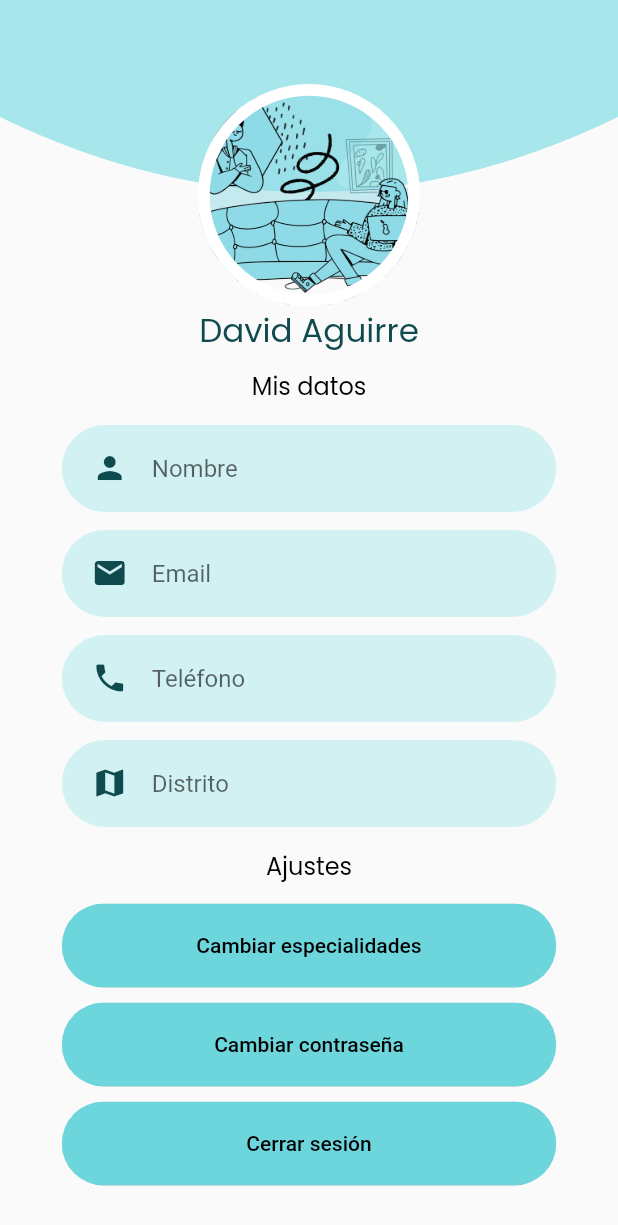
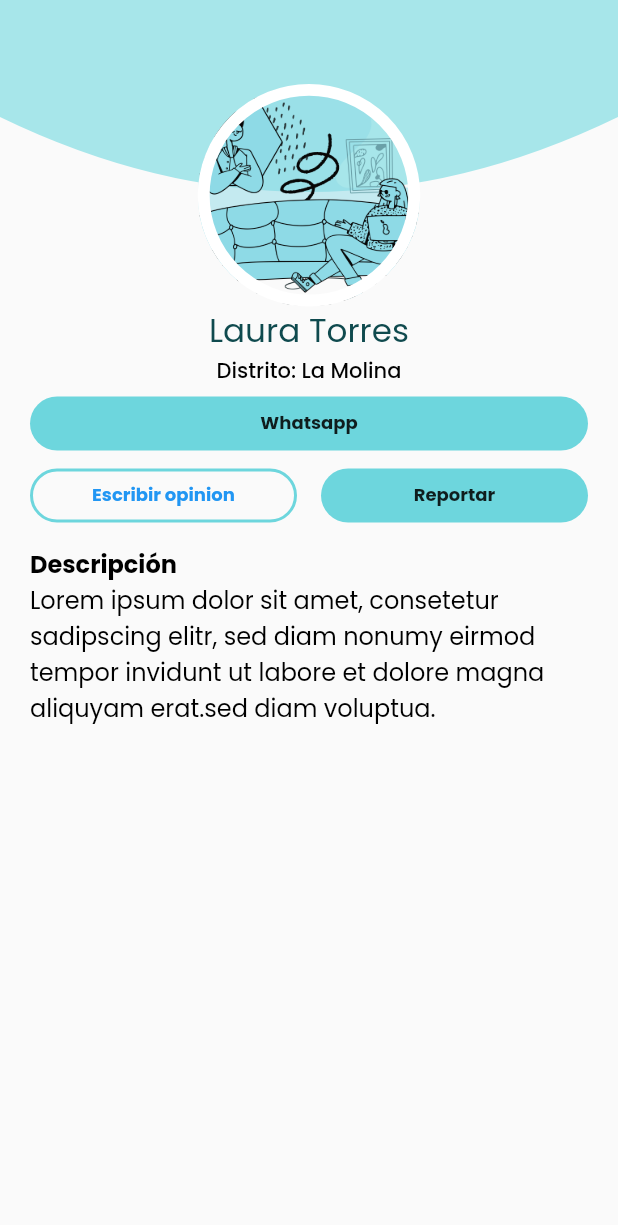
Before and after one commit to gabo197/sba_app, a Flutter app: the ProfileScreen screen opened directly, on a phone screen of 412 x 824 dp. Shown: the top 1225 px of the screen. Run offline on Flutter 3.47's test engine with Material 2 defaults, Android fonts, the light colour scheme and no system bars; our stand-ins replace flutter_svg, google_fonts, shared_preferences, smooth_page_indicator; accounts and stored records are empty; network calls fail.

Commit message:
Added profile screen

```diff
--- a/lib/screens/home.dart
+++ b/lib/screens/home.dart
@@ -3,7 +3,7 @@ import 'package:provider/provider.dart';
 
 import '../models/models.dart';
 import 'home_screen.dart';
-import 'customer_profile_screen.dart';
+import 'screens.dart';
 
 class Home extends StatefulWidget {
   static MaterialPage page(int currentTab) {
@@ -30,7 +30,7 @@ class Home extends StatefulWidget {
 class _HomeState extends State<Home> {
   static List<Widget> pages = <Widget>[
     HomeScreen(),
-    CustomerProfileScreen(),
+    ProfileScreen(),
   ];
 
   @override
--- /dev/null
+++ b/lib/screens/profile_screen.dart
@@ -0,0 +1,129 @@
+import 'package:flutter/material.dart';
+import 'package:sba_app/components/info.dart';
+import 'package:sba_app/sba_theme.dart';
+import '../components/components.dart';
+//import 'package:smooth_star_rating/smooth_star_rating.dart';
+
+class ProfileScreen extends StatelessWidget {
+  const ProfileScreen({Key? key}) : super(key: key);
+
+  @override
+  Widget build(BuildContext context) {
+    var name = "";
+    var email = "";
+    var telefono = "";
+    var distrito = "";
+
+    return Scaffold(
+        body: SafeArea(
+            child: SingleChildScrollView(
+      child: Container(
+        child: Column(
+          mainAxisAlignment: MainAxisAlignment.start,
+          children: <Widget>[
+            Info(
+              image: "assets/images/Yuppies - Remote from Living Room.png",
+              name: "Laura Torres",
+            ),
+            Text(
+              "Distrito: La Molina",
+              style: Theme.of(context).textTheme.bodyText1,
+            ),
+            Container(
+                padding: EdgeInsets.symmetric(horizontal: 20),
+                child: Row(children: [
+                  Expanded(
+                    child: MaterialButton(
+                      onPressed: () {},
+                      color: kPrimaryColor,
+                      elevation: 0,
+                      shape: RoundedRectangleBorder(
+                          borderRadius: BorderRadius.circular(29)),
+                      child: Text(
+                        "Whatsapp",
+                        style: TextStyle(
+                          fontFamily: 'Poppins',
+                          fontSize: 12,
+                          fontWeight: FontWeight.w700,
+                        ),
+                      ),
+                    ),
+                  ),
+                ])),
+            Container(
+              padding: EdgeInsets.symmetric(horizontal: 20),
+              child: Row(
+                mainAxisAlignment: MainAxisAlignment.spaceBetween,
+                children: [
+                  Expanded(
+                    child: OutlinedButton(
+                      onPressed: () {},
+                      style: OutlinedButton.styleFrom(
+                          side: BorderSide(width: 2.0, color: kPrimaryColor),
+                          shape: RoundedRectangleBorder(
+                              borderRadius: BorderRadius.circular(29))),
+                      child: Text(
+                        "Escribir opinion",
+                        style: TextStyle(
+                          fontSize: 12,
+                          fontFamily: 'Poppins',
+                          fontWeight: FontWeight.w700,
+                        ),
+                      ),
+                    ),
+                  ),
+                  SizedBox(
+                    width: 16,
+                  ),
+                  Expanded(
+                    child: MaterialButton(
+                      onPressed: () {},
+                      color: kPrimaryColor,
+                      elevation: 0,
+                      shape: RoundedRectangleBorder(
+                          borderRadius: BorderRadius.circular(29)),
+                      child: Text(
+                        "Reportar",
+                        style: TextStyle(
+                          fontFamily: 'Poppins',
+                          fontSize: 12,
+                          fontWeight: FontWeight.w700,
+                        ),
+                      ),
+                    ),
+                  ),
+                ],
+              ),
+            ),
+            SizedBox(
+              height: 10,
+            ),
+            Container(
+              padding: EdgeInsets.symmetric(horizontal: 20),
+              child: Row(
+                children: [
+                  Text(
+                    "Descripción",
+                    style: Theme.of(context).textTheme.headline3,
+                  ),
+                ],
+              ),
+            ),
+            Container(
+              padding: EdgeInsets.symmetric(horizontal: 20),
+              child: Row(
+                children: [
+                  Flexible(
+                    child: Text(
+                      "Lorem ipsum dolor sit amet, consetetur sadipscing elitr, sed diam nonumy eirmod  tempor invidunt ut labore et dolore magna aliquyam erat.sed diam voluptua. ",
+                    ),
+                  ),
+                ],
+              ),
+            ),
+          ],
+        ),
+      ),
+    )));
+  }
+}
--- a/lib/screens/screens.dart
+++ b/lib/screens/screens.dart
@@ -10,3 +10,4 @@ export 'technician_profile_screen.dart';
 export 'choose_specialty.dart';
 export 'choose_rol.dart';
 export 'customer_profile_screen.dart';
+export 'profile_screen.dart';
--- a/lib/screens/technician_profile_screen.dart
+++ b/lib/screens/technician_profile_screen.dart
@@ -2,8 +2,8 @@ import 'package:flutter/material.dart';
 import 'package:sba_app/components/info.dart';
 import '../components/components.dart';
 
-class ProfileScreen extends StatelessWidget {
-  const ProfileScreen({Key? key}) : super(key: key);
+class TechnicianProfileScreen extends StatelessWidget {
+  const TechnicianProfileScreen({Key? key}) : super(key: key);
 
   @override
   Widget build(BuildContext context) {
--- a/pubspec.yaml
+++ b/pubspec.yaml
@@ -24,6 +24,7 @@ dependencies:
   json_annotation: ^4.1.0
   cached_network_image: ^3.1.0
   flutter_slidable: ^0.6.0
+  smooth_star_rating: ^1.0.3
 
 dev_dependencies:
   flutter_test:
```
Also changed, not shown: pubspec.lock.
